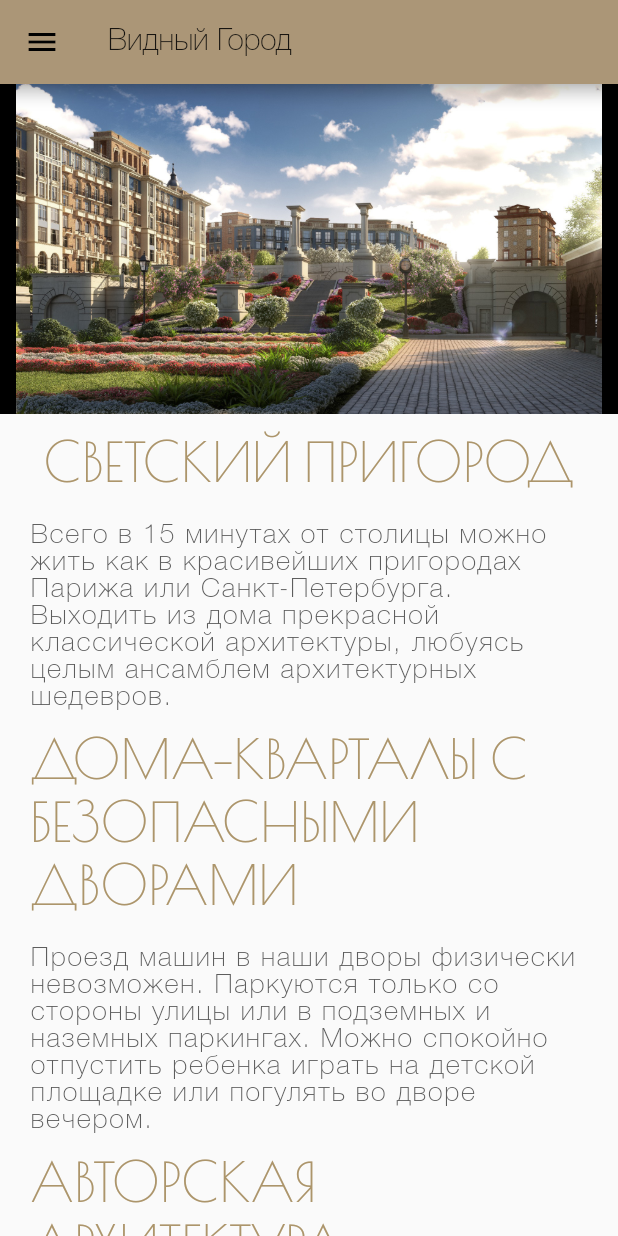
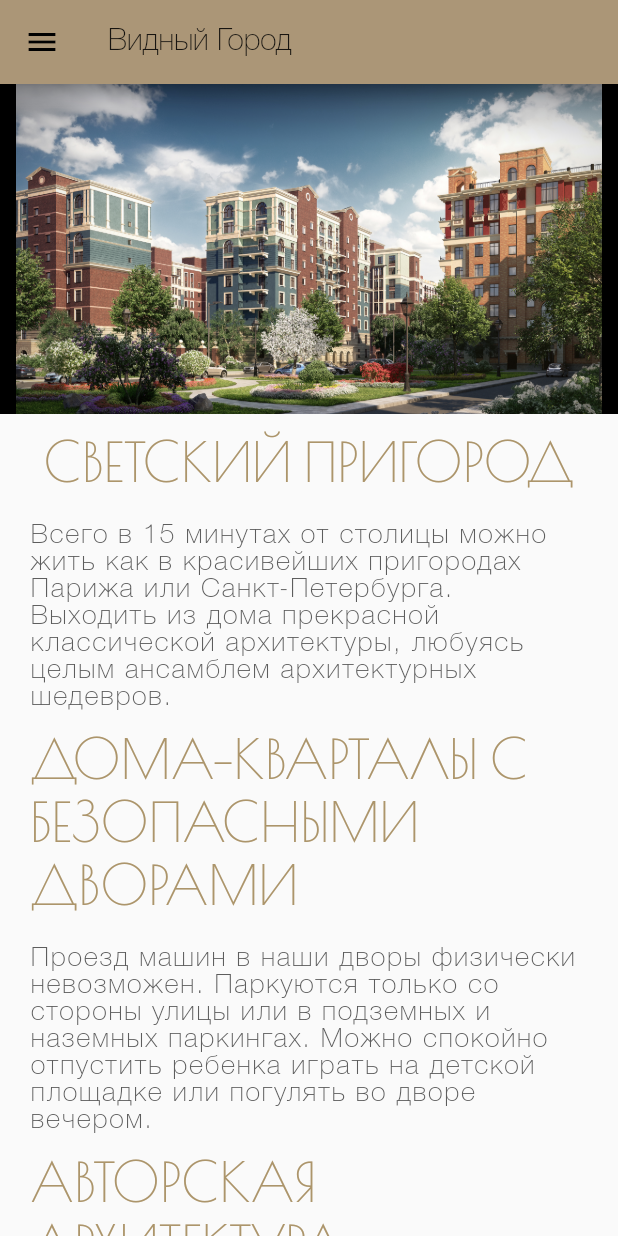
Before and after one commit to pumano/sightly-city, a Flutter app: the screen it shows after launch, on a phone screen of 412 x 824 dp. Run offline on Flutter 3.47's test engine with Material 2 defaults, Android fonts, the phone set to English and light mode, and no system bars; drawn by our look-alikes of photo_view; our stand-ins replace flutter_map, flutter_svg, latlong.

Commit message:
fix(images): remove terrace square and change images order

```diff
--- a/lib/views/main.screen.dart
+++ b/lib/views/main.screen.dart
@@ -10,8 +10,10 @@ class MainScreen extends StatefulWidget {
 
 class _MainScreenState extends State<MainScreen> {
   final List<String> imgList = [
-    'vg1.jpg',
-    'vg2.jpg',
+    // 'vg1.jpg',
+    // 'vg2.jpg',
+    'vg20.jpg',
+    'vg12.jpg',
     'vg3.jpg',
     'vg4.jpg',
     'vg5.jpg',
@@ -19,9 +21,8 @@ class _MainScreenState extends State<MainScreen> {
     'vg7.jpg',
     'vg8.jpg',
     // 'vg9.jpg',
-    'vg10.jpg',
+    // 'vg10.jpg',
     'vg11.jpg',
-    'vg12.jpg',
     'vg13.jpg',
     'vg14.jpg',
     'vg15.jpg',
@@ -29,7 +30,6 @@ class _MainScreenState extends State<MainScreen> {
     'vg17.jpg',
     // 'vg18.jpg',
     'vg19.jpg',
-    'vg20.jpg',
     'vg21.jpg',
     'vg22.jpg',
     'vg23.jpg',
```
